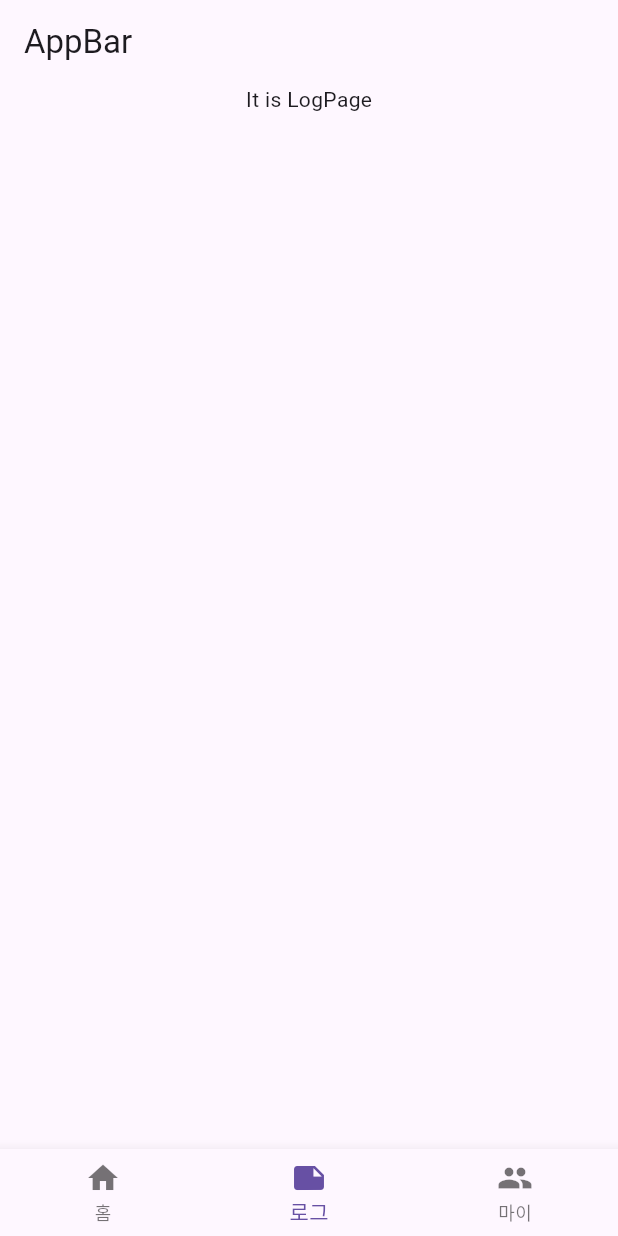
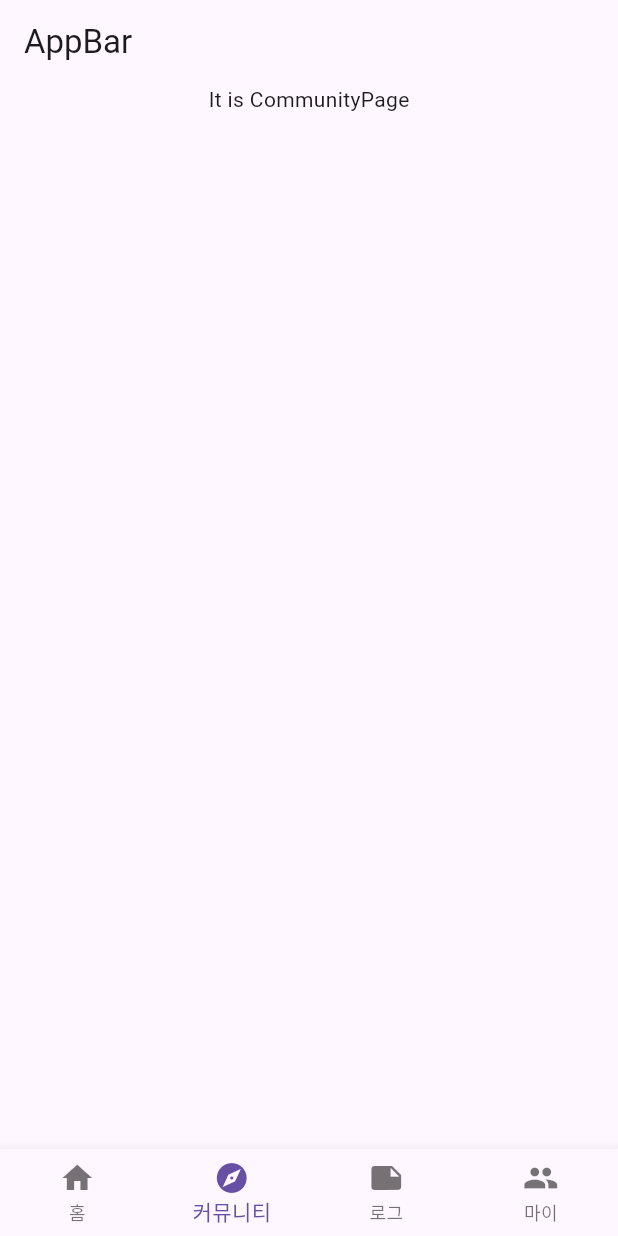
Before and after one commit to huir0/Hexagonian, a Flutter app: the screen it shows after launch, item 2 of the bottom bar chosen, on a phone screen of 412 x 824 dp. Run offline on Flutter 3.47's test engine with Material 3 defaults, Android fonts, the phone set to English and light mode, and no system bars; our stand-ins replace equatable, flutter_riverpod, go_router.

Commit message:
Add sfaclogWidget

```diff
--- a/sfaclog/lib/view/app_wrapper.dart
+++ b/sfaclog/lib/view/app_wrapper.dart
@@ -1,5 +1,6 @@
 import 'package:flutter/material.dart';
 import 'package:flutter_riverpod/flutter_riverpod.dart';
+import 'package:sfaclog/view/pages/community_page/community_page.dart';
 import 'package:sfaclog/view/pages/log_page/log_page.dart';
 import 'package:sfaclog/view/pages/main_page/main_page.dart';
 import 'package:sfaclog/view/pages/my_page/my_page.dart';
@@ -13,10 +14,12 @@
     final state = ref.watch(appwrapperProvider);
     List<Widget> pages = <Widget>[
       const MainPage(),
+      const CommunityPage(),
       const LogPage(),
       const MyPage(),
     ];
-    return Scaffold(
+    return SafeArea(
+      child: Scaffold(
         appBar: AppBar(
           title: const Text('AppBar'),
         ),
@@ -33,6 +36,10 @@
               label: '홈',
             ),
             BottomNavigationBarItem(
+              icon: Icon(Icons.explore, size: 24),
+              label: '커뮤니티',
+            ),
+            BottomNavigationBarItem(
               icon: Icon(Icons.note, size: 24),
               label: '로그',
             ),
@@ -42,6 +49,7 @@
             ),
           ],
         ),
+      ),
     );
   }
 }
--- /dev/null
+++ b/sfaclog/lib/view/pages/community_page/community_page.dart
@@ -0,0 +1,14 @@
+import 'package:flutter/material.dart';
+
+class CommunityPage extends StatelessWidget {
+  const CommunityPage({super.key});
+
+  @override
+  Widget build(BuildContext context) {
+    return const Center(
+      child: Column(
+        children: [Text('It is CommunityPage')],
+      ),
+    );
+  }
+}
--- /dev/null
+++ b/sfaclog_widgets/analysis_options.yaml
@@ -0,0 +1,4 @@
+include: package:flutter_lints/flutter.yaml
+
+# Additional information about this file can be found at
+# https://dart.dev/guides/language/analysis-options
```
Also changed, not shown: sfaclog/pubspec.yaml (+7 -2 lines), sfaclog_widgets/lib/sfaclog_widgets.dart (added, +23 -0 lines), sfaclog_widgets/pubspec.yaml (added, +54 -0 lines), 7 other files. Lines whose indentation alone changed are shown as unchanged.
